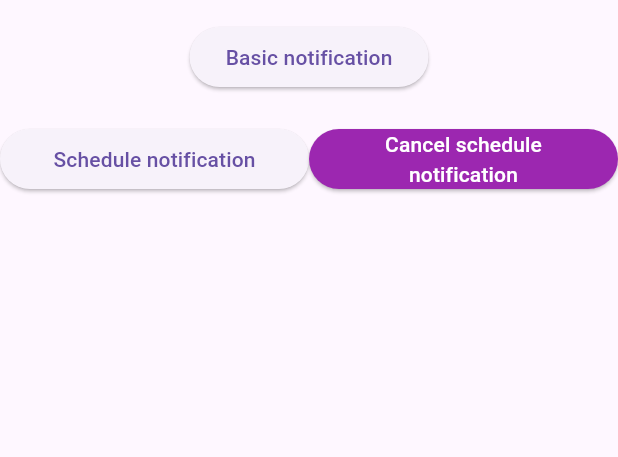
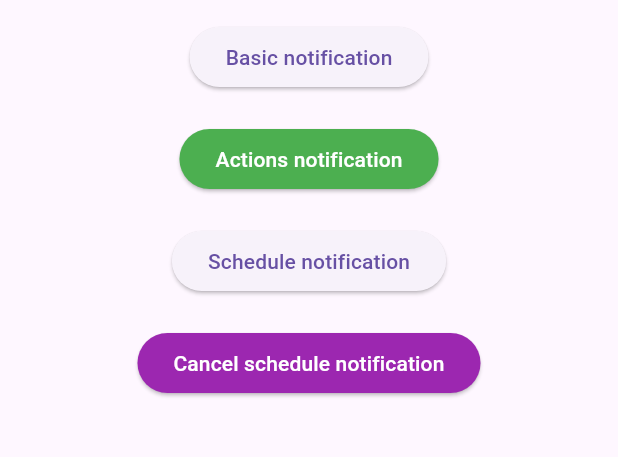
Before and after one commit to wirwin-dev/flutter-notifications, a Flutter app: the screen it shows after launch, after a tap on "Basic notification", on a phone screen of 412 x 824 dp, the part 63-520 px from its top. Run offline on Flutter 3.47's test engine with Material 3 defaults, Android fonts, the phone set to English and light mode, and no system bars; our stand-ins replace awesome_notifications, get_it.

Commit message:
Add notification with action buttons

```diff
--- a/lib/src/controllers/notification_controller.dart
+++ b/lib/src/controllers/notification_controller.dart
@@ -1,3 +1,5 @@
+import 'dart:developer';
+
 import 'package:awesome_notifications/awesome_notifications.dart';
 import 'package:flutter/material.dart';
 
@@ -45,4 +47,36 @@ class NotificationController extends ChangeNotifier {
       debug: debug,
     );
   }
+
+  Future<void> initializeNotificationsEventListeners() async {
+    await _awesomeNotifications.setListeners(
+      onNotificationCreatedMethod: onNotificationCreatedMethod,
+      onActionReceivedMethod: onActionReceivedMethod,
+      onNotificationDisplayedMethod: onNotificationDisplayedMethod,
+      onDismissActionReceivedMethod: onDismissActionReceivedMethod,
+    );
+  }
+
+  Future<void> onNotificationCreatedMethod(
+      ReceivedNotification receivedNotification) async {
+    final isSilentAction = receivedNotification.actionType ==
+            ActionType.SilentAction ||
+        receivedNotification.actionType == ActionType.SilentBackgroundAction;
+
+    log('${isSilentAction ? 'silent action' : 'Action'} notification received');
+  }
+
+  Future<void> onActionReceivedMethod(ReceivedAction receivedAction) async {
+    log('Notification received');
+  }
+
+  Future<void> onNotificationDisplayedMethod(
+      ReceivedNotification receivedNotification) async {
+    log('Notification displayed');
+  }
+
+  Future<void> onDismissActionReceivedMethod(
+      ReceivedAction receivedAction) async {
+    log('Notification dismissed');
+  }
 }
--- a/lib/src/home_screen.dart
+++ b/lib/src/home_screen.dart
@@ -1,6 +1,7 @@
 import 'package:awesome_notifications/awesome_notifications.dart';
 import 'package:flutter/material.dart';
-import 'package:get_it/get_it.dart';
+import 'package:flutter_notifications/src/controllers/notification_controller.dart';
+import 'package:flutter_notifications/src/di/service_locator.dart';
 
 import 'controllers/local_notification.dart';
 
@@ -12,8 +13,9 @@ class HomeScreen extends StatefulWidget {
 }
 
 class _HomeScreenState extends State<HomeScreen> {
-  final _awesomeNotifications = GetIt.instance<AwesomeNotifications>();
-  final _localNotification = GetIt.instance<LocalNotification>();
+  final _awesomeNotifications = sl<AwesomeNotifications>();
+  final _localNotification = sl<LocalNotification>();
+  final _notificationController = sl<NotificationController>();
 
   @override
   void initState() {
@@ -22,13 +24,16 @@ class _HomeScreenState extends State<HomeScreen> {
         _awesomeNotifications.requestPermissionToSendNotifications();
       }
     });
+    _notificationController.initializeNotificationsEventListeners();
     super.initState();
   }
 
   @override
   Widget build(BuildContext context) {
     return Scaffold(
-      body: Column(
+      body: Center(
+        child: Column(
+          crossAxisAlignment: CrossAxisAlignment.center,
           children: [
             ElevatedButton(
               onPressed: _localNotification.triggerDefaultNotification,
@@ -37,20 +42,27 @@ class _HomeScreenState extends State<HomeScreen> {
               ),
             ),
             const SizedBox(height: 20),
-          Row(
-            children: [
-              Expanded(
-                child: ElevatedButton(
+            ElevatedButton(
+              onPressed:
+                  _localNotification.triggerNotificationWithActionButtons,
+              style: ElevatedButton.styleFrom(
+                backgroundColor: Colors.green,
+                foregroundColor: Colors.white,
+              ),
+              child: const Text(
+                'Actions notification',
+              ),
+            ),
+            const SizedBox(height: 20),
+            ElevatedButton(
               onPressed: _localNotification.scheduleNotification,
               child: const Text(
                 'Schedule notification',
               ),
             ),
-              ),
-              Expanded(
-                child: ElevatedButton(
-                  onPressed: () =>
-                      _localNotification.cancelScheduleNotification(1),
+            const SizedBox(height: 20),
+            ElevatedButton(
+              onPressed: () => _localNotification.cancelScheduleNotification(1),
               style: ElevatedButton.styleFrom(
                 backgroundColor: Colors.purple,
                 foregroundColor: Colors.white,
@@ -60,10 +72,8 @@ class _HomeScreenState extends State<HomeScreen> {
                 textAlign: TextAlign.center,
               ),
             ),
-              ),
           ],
         ),
-        ],
       ),
     );
   }
```
Also changed, not shown: lib/src/controllers/local_notification.dart (+30 -0 lines). Lines whose indentation alone changed are shown as unchanged.
